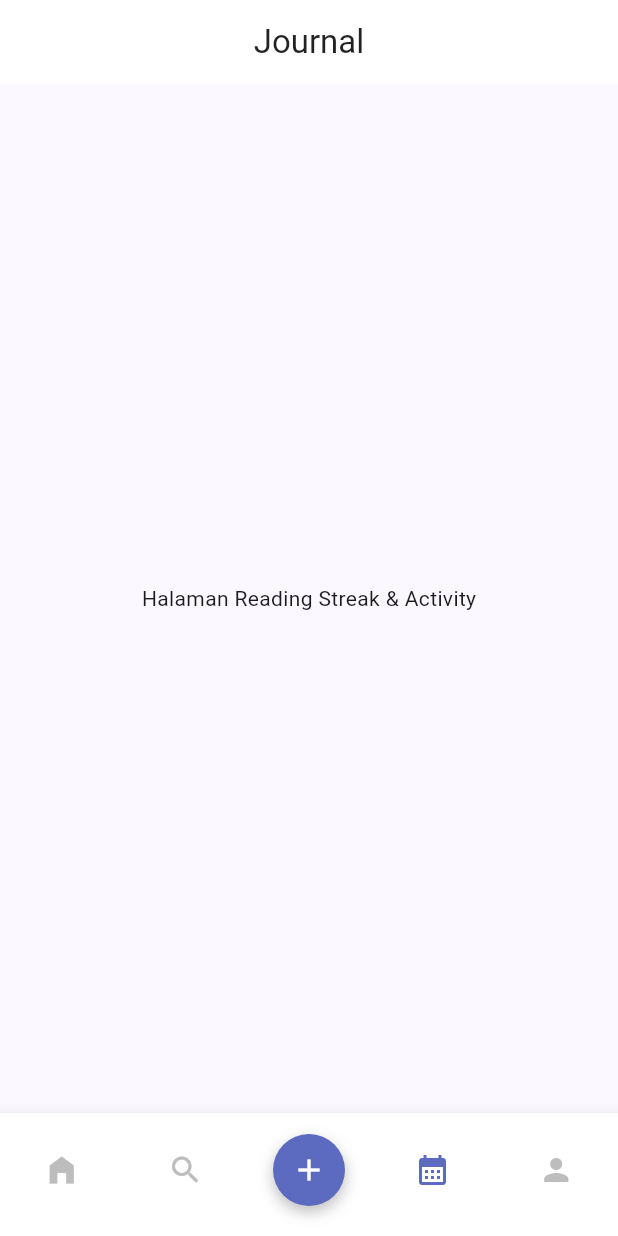
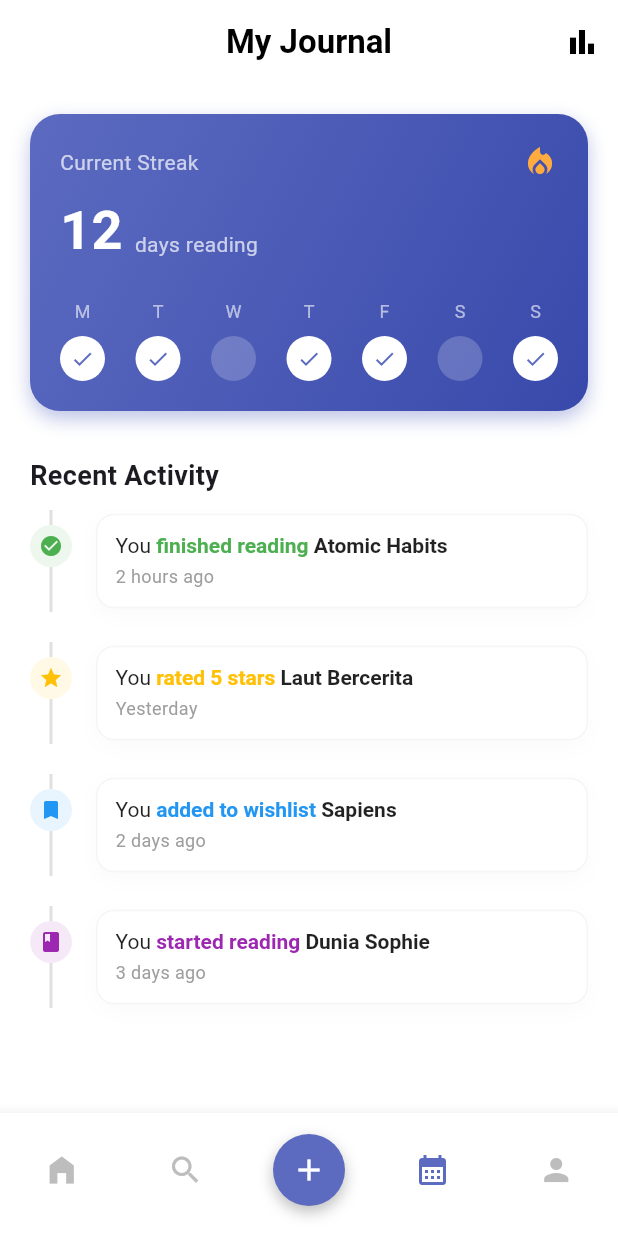
Before and after one commit to MuhFadhilH/PemrogMobileKlp8, a Flutter app: the screen it shows once a user with an empty profile is signed in, item 4 of the bottom bar chosen, on a phone screen of 412 x 824 dp. Run offline on Flutter 3.47's test engine with Material 3 defaults, Android fonts, the phone set to English and light mode, and no system bars; our stand-ins replace cloud_firestore, firebase_auth, firebase_core; accounts and stored records are empty; network calls fail.

Commit message:
tambah fitur jurnal

```diff
--- a/lib/main_nav.dart
+++ b/lib/main_nav.dart
@@ -1,10 +1,10 @@
 import 'package:flutter/material.dart';
 // Import halaman-halaman yang akan ditampilkan
 import 'screens/home_screen.dart';
-import 'screens/placeholder_screens.dart'; // Import dummy screens tadi
 import 'screens/log_search_page.dart';
 import 'screens/profile_screen.dart';
 import 'screens/explore_screen.dart';
+import 'screens/journal_screen.dart';
 
 class MainNav extends StatefulWidget {
   const MainNav({super.key});
--- /dev/null
+++ b/lib/screens/journal_screen.dart
@@ -0,0 +1,236 @@
+import 'package:flutter/material.dart';
+
+class JournalScreen extends StatelessWidget {
+  const JournalScreen({super.key});
+
+  @override
+  Widget build(BuildContext context) {
+    return Scaffold(
+      backgroundColor: Colors.white,
+      appBar: AppBar(
+        backgroundColor: Colors.white,
+        elevation: 0,
+        title: const Text(
+          "My Journal",
+          style: TextStyle(color: Colors.black, fontWeight: FontWeight.bold),
+        ),
+        actions: [
+          IconButton(
+              icon: const Icon(Icons.bar_chart, color: Colors.black),
+              onPressed: () {}),
+        ],
+      ),
+      body: SingleChildScrollView(
+        padding: const EdgeInsets.all(20),
+        child: Column(
+          crossAxisAlignment: CrossAxisAlignment.start,
+          children: [
+            // 1. HEADER READING STREAK (Jadwal Baca)
+            Container(
+              padding: const EdgeInsets.all(20),
+              decoration: BoxDecoration(
+                gradient: const LinearGradient(
+                  colors: [Color(0xFF5C6BC0), Color(0xFF3949AB)],
+                  begin: Alignment.topLeft,
+                  end: Alignment.bottomRight,
+                ),
+                borderRadius: BorderRadius.circular(20),
+                boxShadow: [
+                  BoxShadow(
+                      color: const Color(0xFF5C6BC0).withOpacity(0.4),
+                      blurRadius: 10,
+                      offset: const Offset(0, 5)),
+                ],
+              ),
+              child: Column(
+                children: [
+                  const Row(
+                    mainAxisAlignment: MainAxisAlignment.spaceBetween,
+                    children: [
+                      Text("Current Streak",
+                          style: TextStyle(color: Colors.white70)),
+                      Icon(Icons.local_fire_department,
+                          color: Colors.orangeAccent),
+                    ],
+                  ),
+                  const SizedBox(height: 8),
+                  const Row(
+                    crossAxisAlignment: CrossAxisAlignment.end,
+                    children: [
+                      Text("12",
+                          style: TextStyle(
+                              color: Colors.white,
+                              fontSize: 36,
+                              fontWeight: FontWeight.bold)),
+                      SizedBox(width: 8),
+                      Padding(
+                        padding: EdgeInsets.only(bottom: 6),
+                        child: Text("days reading",
+                            style: TextStyle(color: Colors.white70)),
+                      ),
+                    ],
+                  ),
+                  const SizedBox(height: 20),
+                  // Indikator Hari (Sen-Min)
+                  Row(
+                    mainAxisAlignment: MainAxisAlignment.spaceBetween,
+                    children: ["M", "T", "W", "T", "F", "S", "S"]
+                        .asMap()
+                        .entries
+                        .map((entry) {
+                      // Logic Dummy: Hari ke 0, 1, 3, 4, 6 aktif
+                      bool isActive = [0, 1, 3, 4, 6].contains(entry.key);
+                      return Column(
+                        children: [
+                          Text(entry.value,
+                              style: const TextStyle(
+                                  color: Colors.white60, fontSize: 12)),
+                          const SizedBox(height: 8),
+                          Container(
+                            width: 30,
+                            height: 30,
+                            decoration: BoxDecoration(
+                              color: isActive
+                                  ? Colors.white
+                                  : Colors.white.withOpacity(0.2),
+                              shape: BoxShape.circle,
+                            ),
+                            child: isActive
+                                ? const Icon(Icons.check,
+                                    size: 16, color: Color(0xFF5C6BC0))
+                                : null,
+                          ),
+                        ],
+                      );
+                    }).toList(),
+                  )
+                ],
+              ),
+            ),
+
+            const SizedBox(height: 30),
+
+            // 2. RECENT ACTIVITY (Timeline)
+            const Text(
+              "Recent Activity",
+              style: TextStyle(fontWeight: FontWeight.bold, fontSize: 18),
+            ),
+            const SizedBox(height: 10),
+
+            // List Dummy Activity
+            _buildActivityItem(
+              bookTitle: "Atomic Habits",
+              action: "finished reading",
+              time: "2 hours ago",
+              color: Colors.green,
+            ),
+            _buildActivityItem(
+              bookTitle: "Laut Bercerita",
+              action: "rated 5 stars",
+              time: "Yesterday",
+              color: Colors.amber,
+              icon: Icons.star,
+            ),
+            _buildActivityItem(
+              bookTitle: "Sapiens",
+              action: "added to wishlist",
+              time: "2 days ago",
+              color: Colors.blue,
+              icon: Icons.bookmark,
+            ),
+            _buildActivityItem(
+              bookTitle: "Dunia Sophie",
+              action: "started reading",
+              time: "3 days ago",
+              color: Colors.purple,
+              icon: Icons.book,
+            ),
+          ],
+        ),
+      ),
+    );
+  }
+
+  Widget _buildActivityItem({
+    required String bookTitle,
+    required String action,
+    required String time,
+    required Color color,
+    IconData icon = Icons.check_circle,
+  }) {
+    return Padding(
+      padding: const EdgeInsets.only(bottom: 20),
+      child: Row(
+        children: [
+          // Garis Timeline
+          Column(
+            children: [
+              Container(
+                width: 2,
+                height: 10,
+                color: Colors.grey[300],
+              ),
+              Container(
+                padding: const EdgeInsets.all(6),
+                decoration: BoxDecoration(
+                  color: color.withOpacity(0.1),
+                  shape: BoxShape.circle,
+                ),
+                child: Icon(icon, size: 16, color: color),
+              ),
+              Container(
+                width: 2,
+                height: 30,
+                color: Colors.grey[300],
+              ),
+            ],
+          ),
+          const SizedBox(width: 16),
+          // Text Content
+          Expanded(
+            child: Container(
+              padding: const EdgeInsets.all(12),
+              decoration: BoxDecoration(
+                color: Colors.white,
+                borderRadius: BorderRadius.circular(12),
+                border: Border.all(color: Colors.grey.shade100),
+                boxShadow: [
+                  BoxShadow(
+                      color: Colors.grey.withOpacity(0.05),
+                      blurRadius: 10,
+                      offset: const Offset(0, 4)),
+                ],
+              ),
+              child: Column(
+                crossAxisAlignment: CrossAxisAlignment.start,
+                children: [
+                  RichText(
+                    text: TextSpan(
+                      style:
+                          const TextStyle(color: Colors.black87, fontSize: 14),
+                      children: [
+                        const TextSpan(text: "You "),
+                        TextSpan(
+                            text: action,
+                            style: TextStyle(
+                                color: color, fontWeight: FontWeight.bold)),
+                        const TextSpan(text: " "),
+                        TextSpan(
+                            text: bookTitle,
+                            style:
+                                const TextStyle(fontWeight: FontWeight.bold)),
+                      ],
+                    ),
+                  ),
+                  const SizedBox(height: 4),
+                  Text(time,
+                      style: TextStyle(color: Colors.grey[500], fontSize: 12)),
+                ],
+              ),
+            ),
+          ),
+        ],
+      ),
+    );
+  }
+}
--- a/lib/screens/placeholder_screens.dart
+++ /dev/null
@@ -1,13 +0,0 @@
-import 'package:flutter/material.dart';
-
-// Halaman Jadwal/Activity (Journal)
-class JournalScreen extends StatelessWidget {
-  const JournalScreen({super.key});
-  @override
-  Widget build(BuildContext context) {
-    return Scaffold(
-      appBar: AppBar(title: const Text('Journal')),
-      body: const Center(child: Text('Halaman Reading Streak & Activity')),
-    );
-  }
-}
```
